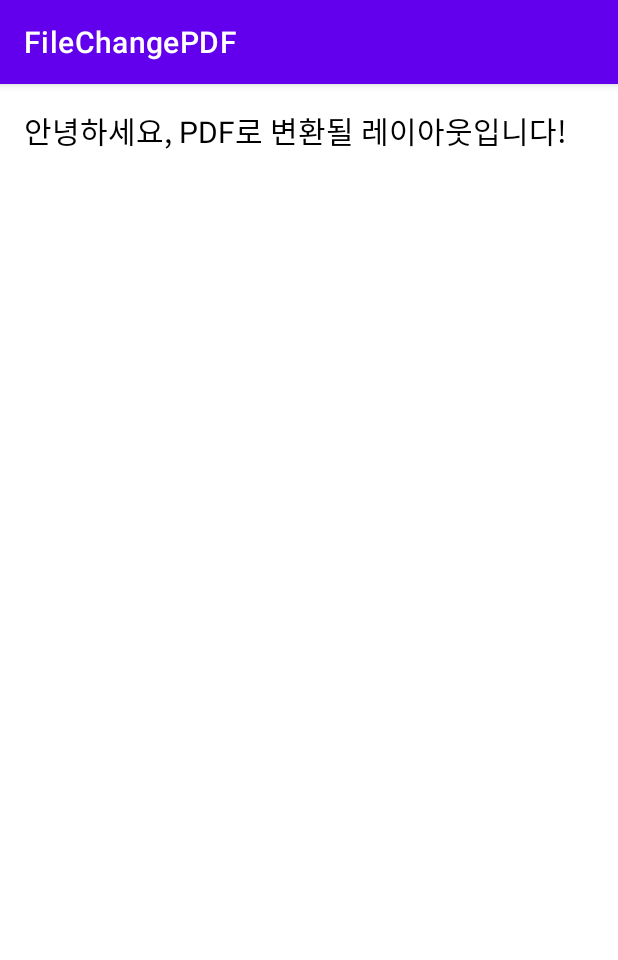
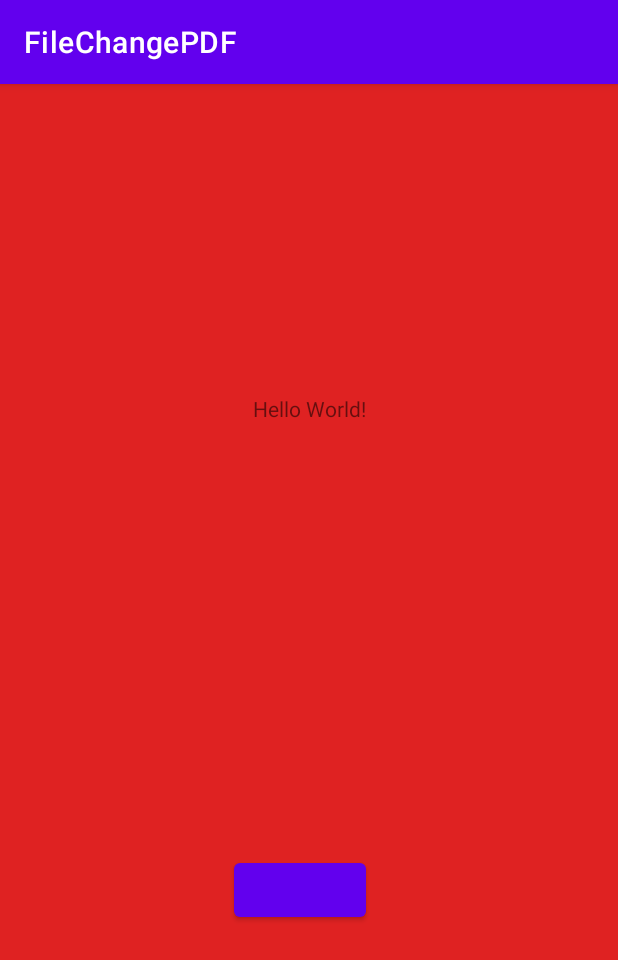
Before and after one commit to JeongMango/PDF_File_Convert, an Android app: the screen it shows after launch (MainActivity), on a phone screen of 412 x 824 dp. Shown: the top 960 px of the screen. Run offline under Robolectric (Android 15) with nearby library versions, the phone set to English and light mode, and no system bars.

Commit message:
[2023-07-28] PDF 버튼클릭시 패키지경로에 저장완료

```diff
--- a/app/build.gradle
+++ b/app/build.gradle
@@ -9,7 +9,7 @@ android {
 
     defaultConfig {
         applicationId "com.example.filechangepdf"
-        minSdk 31
+        minSdk 26
         targetSdk 33
         versionCode 1
         versionName "1.0"
@@ -44,4 +44,6 @@ dependencies {
     androidTestImplementation 'androidx.test.espresso:espresso-core:3.5.1'
 
     implementation 'com.itextpdf:itextpdf:5.5.10'
+    implementation 'com.itextpdf:itextpdf:5.5.10'
+    implementation 'com.itextpdf:itext7-core:7.1.8'
 }
--- a/app/src/main/java/com/example/filechangepdf/MainActivity.kt
+++ b/app/src/main/java/com/example/filechangepdf/MainActivity.kt
@@ -1,112 +1,90 @@
 package com.example.filechangepdf
 
-import android.Manifest
-import android.content.pm.PackageManager
+import android.content.Context
+import androidx.appcompat.app.AppCompatActivity
 import android.graphics.Bitmap
 import android.graphics.Canvas
-import android.net.Uri
+import android.graphics.pdf.PdfDocument
 import android.os.Bundle
+import android.os.Environment
 import android.view.View
-import android.widget.Toast
-import androidx.appcompat.app.AppCompatActivity
-import androidx.core.app.ActivityCompat
-import androidx.core.content.ContextCompat
-import com.itextpdf.text.Document
-import com.itextpdf.text.Image
-import com.itextpdf.text.pdf.PdfDocument
-import com.itextpdf.text.pdf.PdfWriter
-import java.io.ByteArrayOutputStream
+import android.widget.Button
+import androidx.constraintlayout.widget.ConstraintLayout
+import java.io.File
+import java.io.FileOutputStream
+import java.io.IOException
+import java.text.SimpleDateFormat
+import java.util.*
 
 class MainActivity : AppCompatActivity() {
-
-    private val PERMISSION_REQUEST_CODE = 123
-
     override fun onCreate(savedInstanceState: Bundle?) {
         super.onCreate(savedInstanceState)
         setContentView(R.layout.activity_main)
 
-        // 저장소 권한이 있는지 확인하고 없으면 권한 요청
-        if (!hasStoragePermission()) {
-            requestStoragePermission()
+        val btnClick = findViewById<Button>(R.id.btnClick)
+
+        btnClick.setOnClickListener {
+            val constraintLayout = findViewById<ConstraintLayout>(R.id.layout)
+//            val filename = "my_constraint_layout"
+//            saveConstraintLayoutAsPdf(this, constraintLayout, filename)
+            saveConstraintLayoutAsPdf(this, constraintLayout)
+        }
+    }
+    fun saveConstraintLayoutAsPdf(context: Context, constraintLayout: ConstraintLayout) {
+        val pdfDocument = PdfDocument()
+        val pageInfo = PdfDocument.PageInfo.Builder(constraintLayout.width, constraintLayout.height, 1).create()
+        val page = pdfDocument.startPage(pageInfo)
+        val canvas = page.canvas
+        val density = context.resources.displayMetrics.density
+        val scaledBitmap = Bitmap.createScaledBitmap(getBitmapFromView(constraintLayout), constraintLayout.width, constraintLayout.height, true)
+        canvas.drawBitmap(scaledBitmap, 0f, 0f, null)
+        pdfDocument.finishPage(page)
+
+        val currentTime = SimpleDateFormat("yyyyMMdd_HHmmss", Locale.getDefault()).format(Date())
+        val filename = "my_constraint_layout_$currentTime.pdf"
+
+        val file = File(getPdfDirectory(context), filename)
+        try {
+            val fileOutputStream = FileOutputStream(file)
+            pdfDocument.writeTo(fileOutputStream)
+            pdfDocument.close()
+        } catch (e: IOException) {
+            e.printStackTrace()
         }
     }
 
-    private fun hasStoragePermission(): Boolean {
-        return ContextCompat.checkSelfPermission(
-            this,
-            Manifest.permission.WRITE_EXTERNAL_STORAGE
-        ) == PackageManager.PERMISSION_GRANTED
-    }
+    /*fun saveConstraintLayoutAsPdf(context: Context, constraintLayout: ConstraintLayout, filename: String) {
+        val pdfDocument = PdfDocument()
+        val pageInfo = PdfDocument.PageInfo.Builder(constraintLayout.width, constraintLayout.height, 1).create()
+        val page = pdfDocument.startPage(pageInfo)
+        val canvas = page.canvas
+        val density = context.resources.displayMetrics.density
+        val scaledBitmap = Bitmap.createScaledBitmap(getBitmapFromView(constraintLayout), constraintLayout.width, constraintLayout.height, true)
+        canvas.drawBitmap(scaledBitmap, 0f, 0f, null)
+        pdfDocument.finishPage(page)
 
-    private fun requestStoragePermission() {
-        ActivityCompat.requestPermissions(
-            this,
-            arrayOf(Manifest.permission.WRITE_EXTERNAL_STORAGE),
-            PERMISSION_REQUEST_CODE
-        )
-    }
+        val file = File(getPdfDirectory(context), "$filename.pdf")
+        try {
+            val fileOutputStream = FileOutputStream(file)
+            pdfDocument.writeTo(fileOutputStream)
+            pdfDocument.close()
+        } catch (e: IOException) {
+            e.printStackTrace()
+        }
+    }*/
 
-    fun createPdf(view: View) {
-        if (hasStoragePermission()) {
-            // PDF로 변환할 레이아웃의 부모 레이아웃을 찾기
-            val viewToConvert = findViewById<View>(R.id.parentLayout)
-            // 레이아웃을 비트맵으로 변환
-            val bitmap = viewToBitmap(viewToConvert)
-            // 비트맵으로부터 PDF 생성
-            createPdfFromBitmap(bitmap)
-        } else {
-            Toast.makeText(
-                this,
-                "외부 저장소에 쓰기 권한이 필요합니다.",
-                Toast.LENGTH_SHORT
-            ).show()
-        }
-    }
-
-    private fun viewToBitmap(view: View): Bitmap {
-        // 뷰의 너비와 높이를 측정
-        view.measure(View.MeasureSpec.UNSPECIFIED, View.MeasureSpec.UNSPECIFIED)
-        // 뷰와 같은 크기의 비트맵 생성
-        val bitmap = Bitmap.createBitmap(
-            view.measuredWidth,
-            view.measuredHeight,
-            Bitmap.Config.ARGB_8888
-        )
-        // 뷰를 비트맵에 그림
+    private fun getBitmapFromView(view: View): Bitmap {
+        val bitmap = Bitmap.createBitmap(view.width, view.height, Bitmap.Config.ARGB_8888)
         val canvas = Canvas(bitmap)
-        view.layout(0, 0, view.measuredWidth, view.measuredHeight)
         view.draw(canvas)
         return bitmap
     }
 
-    private fun createPdfFromBitmap(bitmap: Bitmap) {
-        // 외부 저장소에 파일 저장 경로 설정
-        val pdfFilePath = "${externalCacheDir?.absolutePath}/output.pdf"
-        val uri = Uri.parse("file://$pdfFilePath")
-
-        contentResolver.openOutputStream(uri)?.let { outputStream ->
-            val pdfDocument = PdfDocument(PdfWriter(outputStream))
-            val document = Document(pdfDocument)
-
-            try {
-                val image = Image.getInstance(bitmapToByteArray(bitmap))
-
-                pdfDocument.addNewPage()
-                document.add(image)
-
-            } catch (e: Exception) {
-                e.printStackTrace()
-            } finally {
-                document.close()
-                pdfDocument.close()
-                outputStream.close()
-            }
+    private fun getPdfDirectory(context: Context): File {
+        val directory = File(context.getExternalFilesDir(Environment.DIRECTORY_DOCUMENTS), "PDFs")
+        if (!directory.exists()) {
+            directory.mkdirs()
         }
-    }
-
-    private fun bitmapToByteArray(bitmap: Bitmap): ByteArray {
-        val stream = ByteArrayOutputStream()
-        bitmap.compress(Bitmap.CompressFormat.PNG, 100, stream)
-        return stream.toByteArray()
+        return directory
     }
 }
--- a/app/src/main/res/layout/activity_main.xml
+++ b/app/src/main/res/layout/activity_main.xml
@@ -1,15 +1,36 @@
-<LinearLayout xmlns:android="http://schemas.android.com/apk/res/android"
-    android:id="@+id/parentLayout"
+<?xml version="1.0" encoding="utf-8"?>
+<androidx.constraintlayout.widget.ConstraintLayout xmlns:android="http://schemas.android.com/apk/res/android"
+    xmlns:app="http://schemas.android.com/apk/res-auto"
+    xmlns:tools="http://schemas.android.com/tools"
     android:layout_width="match_parent"
     android:layout_height="match_parent"
-    android:orientation="vertical"
-    android:padding="16dp">
+    android:id="@+id/layout"
+    tools:context=".MainActivity">
 
+    <View
+        android:id="@+id/view01"
+        android:background="#df2222"
+        android:layout_width="match_parent"
+        android:layout_height="match_parent"/>
     <TextView
+        android:id="@+id/textView"
         android:layout_width="wrap_content"
         android:layout_height="wrap_content"
-        android:text="안녕하세요, PDF로 변환될 레이아웃입니다!"
-        android:textColor="#000000"
-        android:textSize="20sp" />
+        android:text="Hello World!"
+        app:layout_constraintBottom_toTopOf="@+id/btnClick"
+        app:layout_constraintEnd_toEndOf="parent"
+        app:layout_constraintStart_toStartOf="parent"
+        app:layout_constraintTop_toTopOf="parent" />
 
-</LinearLayout>
+    <Button
+        android:id="@+id/btnClick"
+        android:layout_width="wrap_content"
+        android:layout_height="wrap_content"
+        android:layout_marginTop="80dp"
+        app:layout_constraintBottom_toBottomOf="parent"
+        app:layout_constraintEnd_toEndOf="@+id/textView"
+        app:layout_constraintHorizontal_bias="1.0"
+        app:layout_constraintStart_toStartOf="@+id/textView"
+        app:layout_constraintTop_toBottomOf="@+id/textView" />
+
+</androidx.constraintlayout.widget.ConstraintLayout>
--- a/build.gradle
+++ b/build.gradle
@@ -1,6 +1,6 @@
 // Top-level build file where you can add configuration options common to all sub-projects/modules.
 plugins {
-    id 'com.android.application' version '7.4.2' apply false
-    id 'com.android.library' version '7.4.2' apply false
+    id 'com.android.application' version '7.2.2' apply false
+    id 'com.android.library' version '7.2.2' apply false
     id 'org.jetbrains.kotlin.android' version '1.8.0' apply false
 }
```
